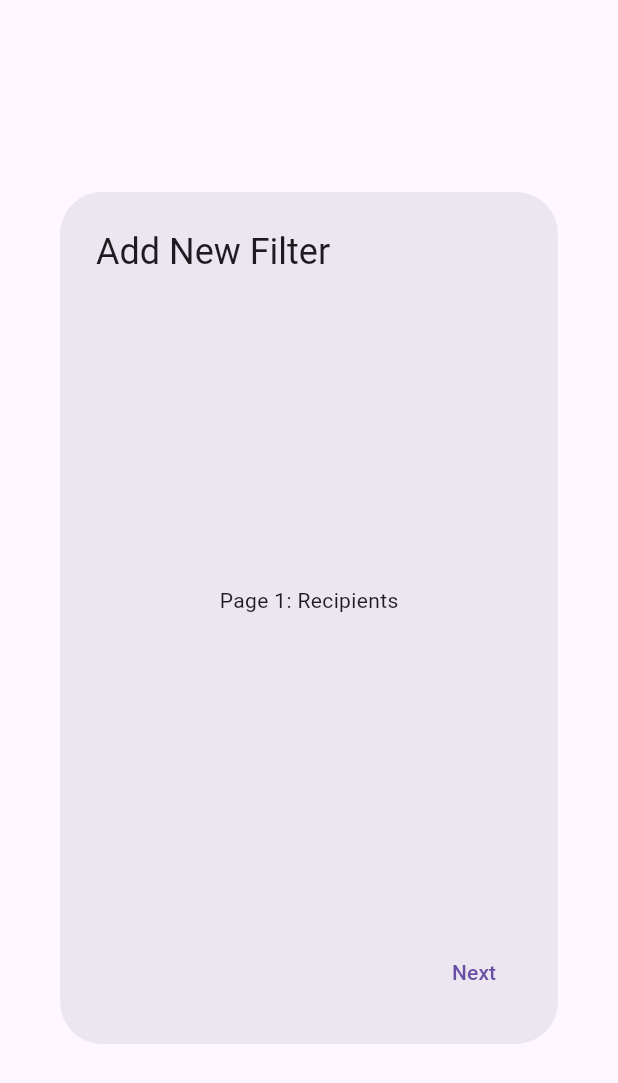
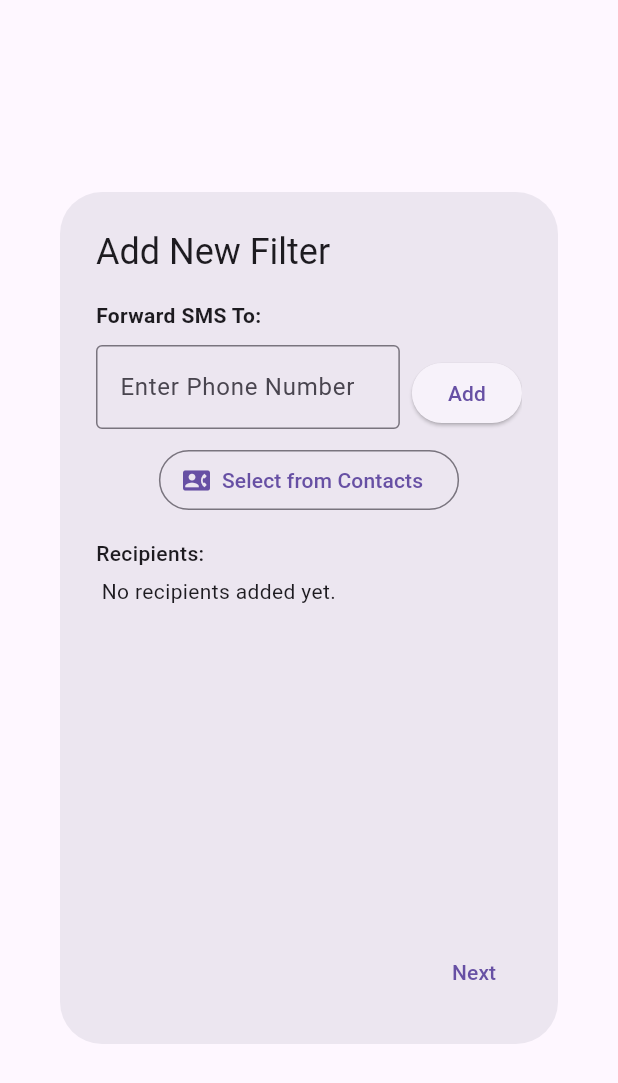
Before and after one commit to arunachalam-b/automated-sms-forwarder, a Flutter app: the FilterWizard widget shown alone on an empty page, opened directly, on a phone screen of 412 x 824 dp. Shown: the top 1083 px of the screen. Run offline on Flutter 3.47's test engine with Material 3 defaults, Android fonts, the phone set to English and light mode, and no system bars.

Commit message:
Enter phone number in the filter

```diff
--- a/lib/widgets/filter_wizard.dart
+++ b/lib/widgets/filter_wizard.dart
@@ -14,15 +14,19 @@ class FilterWizard extends StatefulWidget {
 class _FilterWizardState extends State<FilterWizard> {
   final _pageController = PageController();
   int _currentPage = 0;
-  final _formKeys = [GlobalKey<FormState>(), GlobalKey<FormState>(), GlobalKey<FormState>()]; // One key per page if needed
+  final _formKeys = [
+    GlobalKey<FormState>(),
+    GlobalKey<FormState>(),
+    GlobalKey<FormState>()
+  ];
 
-  // State variables for the filter being built/edited
+  // State variables
   late String _filterId;
   List<String> _recipients = [];
   List<FilterCondition> _conditions = [];
   String? _selectedSim;
 
-  // Controllers for input fields
+  // Controllers
   final _recipientController = TextEditingController();
   // TODO: Add controllers for condition inputs
 
@@ -50,8 +54,18 @@ class _FilterWizardState extends State<FilterWizard> {
   }
 
   void _nextPage() {
-    // Optional: Validate current page form before proceeding
-    // if (_formKeys[_currentPage].currentState?.validate() ?? false) {
+    // Validate recipients page before proceeding
+    if (_currentPage == 0) {
+        if (_recipients.isEmpty) {
+            ScaffoldMessenger.of(context).showSnackBar(
+                const SnackBar(content: Text('Please add at least one recipient.')),
+            );
+            return; // Don't proceed if no recipients
+        }
+    }
+    // Add validation for other pages later if needed
+    // else if (_currentPage == 1) { ... }
+
     if (_currentPage < 2) {
       _pageController.nextPage(
         duration: const Duration(milliseconds: 300),
@@ -61,7 +75,6 @@ class _FilterWizardState extends State<FilterWizard> {
         _currentPage++;
       });
     }
-    // }
   }
 
   void _previousPage() {
@@ -77,8 +90,29 @@ class _FilterWizardState extends State<FilterWizard> {
   }
 
   void _submitFilter() {
-    // Optional: Validate final page form
-    // if (_formKeys[_currentPage].currentState?.validate() ?? false) {
+     if (_recipients.isEmpty) {
+         ScaffoldMessenger.of(context).showSnackBar(
+            const SnackBar(content: Text('Please add at least one recipient before submitting.')),
+         );
+         // Optionally navigate back to the first page
+         if (_currentPage != 0) {
+             _pageController.jumpToPage(0);
+             setState(() { _currentPage = 0; });
+         }
+         return;
+     }
+     if (_conditions.isEmpty) {
+         ScaffoldMessenger.of(context).showSnackBar(
+            const SnackBar(content: Text('Please add at least one condition before submitting.')),
+         );
+         if (_currentPage != 1) {
+             _pageController.jumpToPage(1);
+             setState(() { _currentPage = 1; });
+         }
+         return;
+     }
+      // Add validation for SIM selection if needed
+
       final newFilter = Filter(
         id: _filterId,
         recipients: _recipients,
@@ -86,7 +120,6 @@ class _FilterWizardState extends State<FilterWizard> {
         selectedSim: _selectedSim,
       );
       Navigator.of(context).pop(newFilter); // Return the created/edited filter
-    // }
   }
 
   @override
@@ -126,28 +159,128 @@ class _FilterWizardState extends State<FilterWizard> {
     );
   }
 
-  // Placeholder builders for each page
   Widget _buildRecipientsPage() {
-    // TODO: Implement recipients UI (TextFormField, Add button, List/Chips)
     return Form(
       key: _formKeys[0],
-      child: const Center(child: Text('Page 1: Recipients')),
+      child: SingleChildScrollView(
+        // Ensure content scrolls if it overflows
+        child: Column(
+          mainAxisSize: MainAxisSize.min, // Take minimum vertical space
+          crossAxisAlignment: CrossAxisAlignment.start,
+          children: [
+            const Text('Forward SMS To:', style: TextStyle(fontWeight: FontWeight.bold)),
+            const SizedBox(height: 10),
+            // --- Recipient Input Row ---
+            Row(
+              crossAxisAlignment: CrossAxisAlignment.start, // Align items top
+              children: [
+                Expanded(
+                  child: TextFormField(
+                    controller: _recipientController,
+                    decoration: const InputDecoration(
+                      labelText: 'Enter Phone Number',
+                      border: OutlineInputBorder(),
+                      hintText: '+1234567890',
+                    ),
+                    keyboardType: TextInputType.phone,
+                    // Basic validation: not empty
+                    validator: (value) {
+                      if (value == null || value.trim().isEmpty) {
+                        // No error shown directly, button handles logic
+                        return null; // Returning null means valid for the field itself
+                      }
+                      // TODO: Add more robust phone validation later
+                      return null;
+                    },
+                  ),
+                ),
+                const SizedBox(width: 8),
+                Padding(
+                  padding: const EdgeInsets.only(top: 8.0), // Align button slightly
+                  child: ElevatedButton(
+                    onPressed: _addRecipient,
+                    child: const Text('Add'),
+                  ),
+                ),
+              ],
+            ),
+            const SizedBox(height: 10),
+            // --- Select from Contacts Button ---
+            Center(
+              child: OutlinedButton.icon(
+                icon: const Icon(Icons.contact_phone),
+                label: const Text('Select from Contacts'),
+                onPressed: _selectFromContacts, // Placeholder action
+              ),
+            ),
+            const SizedBox(height: 15),
+            // --- Display Added Recipients ---
+            const Text('Recipients:', style: TextStyle(fontWeight: FontWeight.w500)),
+            const SizedBox(height: 5),
+            if (_recipients.isEmpty)
+              const Text(' No recipients added yet.')
+            else
+              Wrap(
+                spacing: 8.0, // Horizontal space between chips
+                runSpacing: 4.0, // Vertical space between lines
+                children: _recipients.map((recipient) {
+                  return Chip(
+                    label: Text(recipient),
+                    onDeleted: () {
+                      setState(() {
+                        _recipients.remove(recipient);
+                      });
+                    },
+                  );
+                }).toList(),
+              ),
+          ],
+        ),
+      ),
+    );
+  }
+
+  void _addRecipient() {
+    final number = _recipientController.text.trim();
+    if (number.isNotEmpty) {
+      // Basic check to prevent duplicates
+      if (!_recipients.contains(number)) {
+        setState(() {
+          _recipients.add(number);
+        });
+        _recipientController.clear();
+      } else {
+        ScaffoldMessenger.of(context).showSnackBar(
+          SnackBar(content: Text('$number is already added.')),
+        );
+      }
+    } else {
+        ScaffoldMessenger.of(context).showSnackBar(
+          const SnackBar(content: Text('Please enter a phone number to add.')),
+        );
+    }
+  }
+
+  void _selectFromContacts() {
+    // TODO: Implement contact selection using a plugin
+    ScaffoldMessenger.of(context).showSnackBar(
+      const SnackBar(content: Text('Contact selection not yet implemented.')),
     );
   }
 
   Widget _buildConditionsPage() {
-    // TODO: Implement conditions UI (Add button, List of conditions with type/value/case inputs)
+    // TODO: Implement conditions UI
      return Form(
       key: _formKeys[1],
-      child: const Center(child: Text('Page 2: Conditions')),
+      child: const Center(child: Text('Page 2: Conditions - Placeholder')),
     );
   }
 
   Widget _buildSimSelectionPage() {
-    // TODO: Implement SIM selection UI (Dropdown/Radio buttons)
+    // TODO: Implement SIM selection UI
      return Form(
       key: _formKeys[2],
-      child: const Center(child: Text('Page 3: SIM Selection')),
+      child: const Center(child: Text('Page 3: SIM Selection - Placeholder')),
     );
   }
 }
```
Lines whose indentation alone changed are shown as unchanged.
